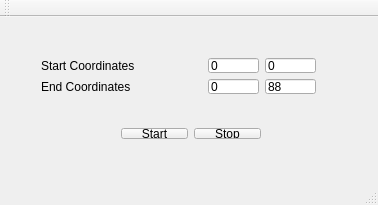
Above: mainwindow.ui from petergodfrey/IndoorPos before the change. Below: the same form after it.
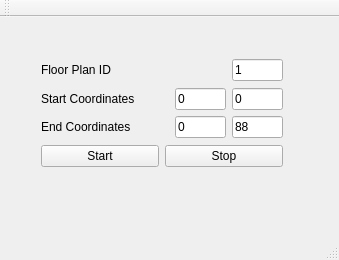
That is the form after the change.

Diff of the .ui file:
```diff
--- a/mainwindow.ui
+++ b/mainwindow.ui
@@ -6,49 +6,68 @@
    <rect>
     <x>0</x>
     <y>0</y>
-    <width>378</width>
-    <height>205</height>
+    <width>339</width>
+    <height>260</height>
    </rect>
   </property>
   <property name="windowTitle">
    <string>MainWindow</string>
   </property>
   <widget class="QWidget" name="centralWidget">
-   <widget class="QWidget" name="">
-    <property name="geometry">
-     <rect>
-      <x>110</x>
-      <y>100</y>
-      <width>162</width>
-      <height>33</height>
-     </rect>
-    </property>
-    <layout class="QHBoxLayout" name="horizontalLayout">
-     <item>
-      <widget class="QPushButton" name="startButton">
-       <property name="text">
-        <string>Start</string>
-       </property>
-      </widget>
-     </item>
-     <item>
-      <widget class="QPushButton" name="stopButton">
-       <property name="text">
-        <string>Stop</string>
-       </property>
-      </widget>
-     </item>
-    </layout>
-   </widget>
    <widget class="QWidget" name="">
     <property name="geometry">
      <rect>
       <x>30</x>
       <y>30</y>
-      <width>297</width>
-      <height>58</height>
+      <width>264</width>
+      <height>135</height>
      </rect>
     </property>
+    <layout class="QVBoxLayout" name="verticalLayout_2">
+     <item>
+      <layout class="QHBoxLayout" name="horizontalLayout_4">
+       <item>
+        <widget class="QLabel" name="label_3">
+         <property name="text">
+          <string>Floor Plan ID</string>
+         </property>
+        </widget>
+       </item>
+       <item>
+        <spacer name="horizontalSpacer_3">
+         <property name="orientation">
+          <enum>Qt::Horizontal</enum>
+         </property>
+         <property name="sizeHint" stdset="0">
+          <size>
+           <width>18</width>
+           <height>20</height>
+          </size>
+         </property>
+        </spacer>
+       </item>
+       <item>
+        <widget class="QLineEdit" name="floorPlanIDLineEdit">
+         <property name="maximumSize">
+          <size>
+           <width>51</width>
+           <height>16777215</height>
+          </size>
+         </property>
+         <property name="inputMask">
+          <string/>
+         </property>
+         <property name="text">
+          <string>1</string>
+         </property>
+         <property name="placeholderText">
+          <string>x</string>
+         </property>
+        </widget>
+       </item>
+      </layout>
+     </item>
+     <item>
     <layout class="QVBoxLayout" name="verticalLayout">
      <item>
       <layout class="QHBoxLayout" name="horizontalLayout_2">
@@ -166,21 +185,27 @@
       </layout>
      </item>
     </layout>
-   </widget>
-   <zorder>startButton</zorder>
-   <zorder>stopButton</zorder>
-   <zorder>xStartLineEdit</zorder>
-   <zorder>yStartLineEdit</zorder>
-   <zorder>yEndLineEdit</zorder>
-   <zorder>xEndLineEdit</zorder>
-   <zorder>startButton</zorder>
-   <zorder>label</zorder>
-   <zorder>label_2</zorder>
-   <zorder>horizontalSpacer</zorder>
-   <zorder>stopButton</zorder>
-   <zorder>stopButton</zorder>
-   <zorder>horizontalSpacer_2</zorder>
-   <zorder>yEndLineEdit</zorder>
+     </item>
+     <item>
+      <layout class="QHBoxLayout" name="horizontalLayout">
+       <item>
+        <widget class="QPushButton" name="startButton">
+         <property name="text">
+          <string>Start</string>
+         </property>
+        </widget>
+       </item>
+       <item>
+        <widget class="QPushButton" name="stopButton">
+         <property name="text">
+          <string>Stop</string>
+         </property>
+        </widget>
+       </item>
+      </layout>
+     </item>
+    </layout>
+   </widget>
   </widget>
   <widget class="QMenuBar" name="menuBar">
    <property name="geometry">
```
Left out of the diff: 2 changed lines with no effect on the pictures. Lines whose indentation alone changed are shown as unchanged.
